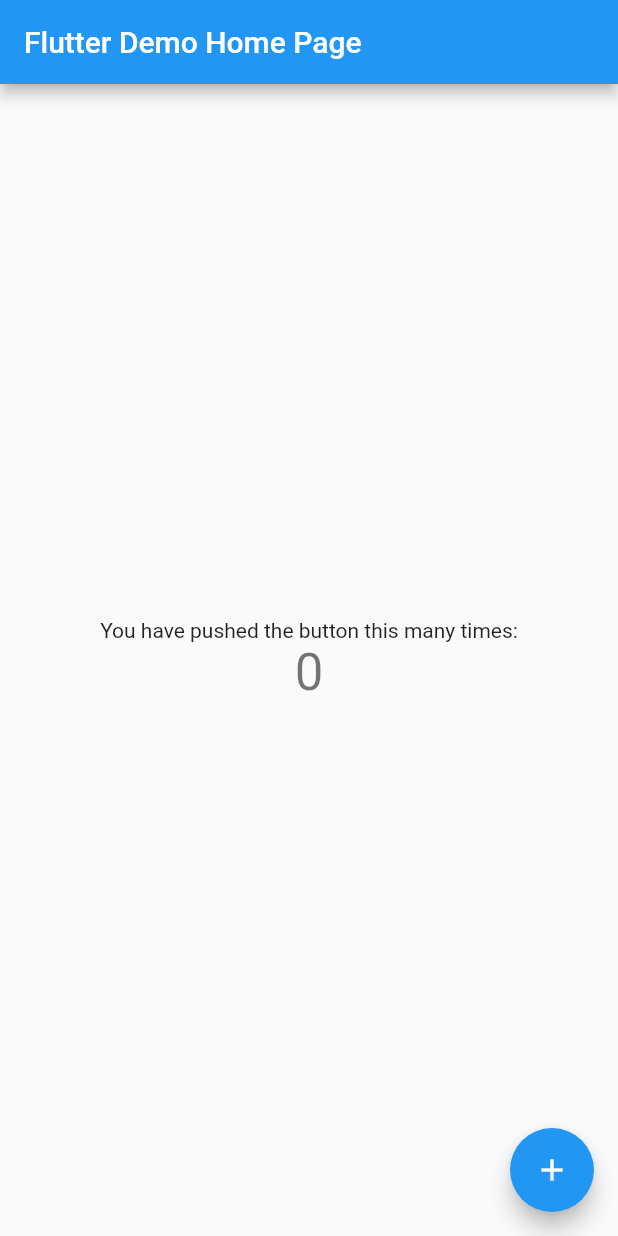
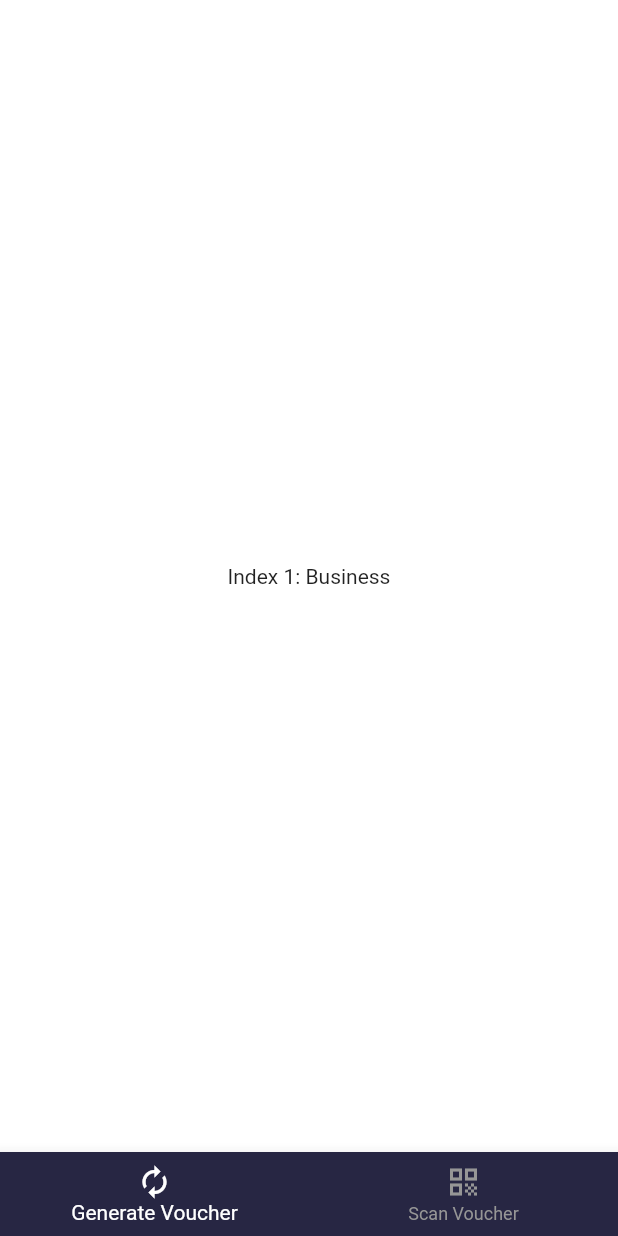
Before and after one commit to ana117/voucher_mobile, a Flutter app: the screen it shows after launch, on a phone screen of 412 x 824 dp. Run offline on Flutter 3.47's test engine with Material 2 defaults, Android fonts, the phone set to English and light mode, and no system bars; our stand-ins replace google_fonts; missing offline and left inert: mobile_scanner.

Commit message:
Create main page

```diff
--- a/lib/main.dart
+++ b/lib/main.dart
@@ -1,4 +1,7 @@
 import 'package:flutter/material.dart';
+import 'package:voucher_mobile/common.dart';
+import 'package:voucher_mobile/redeem_page.dart';
+import 'package:voucher_mobile/scan_panel.dart';
 
 void main() {
   runApp(const MyApp());
@@ -24,22 +27,13 @@ class MyApp extends StatelessWidget {
         // is not restarted.
         primarySwatch: Colors.blue,
       ),
-      home: const MyHomePage(title: 'Flutter Demo Home Page'),
+      home: const MyHomePage(title: 'Voucher Scanner'),
     );
   }
 }
 
 class MyHomePage extends StatefulWidget {
   const MyHomePage({Key? key, required this.title}) : super(key: key);
-
-  // This widget is the home page of your application. It is stateful, meaning
-  // that it has a State object (defined below) that contains fields that affect
-  // how it looks.
-
-  // This class is the configuration for the state. It holds the values (in this
-  // case the title) provided by the parent (in this case the App widget) and
-  // used by the build method of the State. Fields in a Widget subclass are
-  // always marked "final".
 
   final String title;
 
@@ -48,68 +42,65 @@ class MyHomePage extends StatefulWidget {
 }
 
 class _MyHomePageState extends State<MyHomePage> {
-  int _counter = 0;
+  int _selectedIndex = 0;
 
-  void _incrementCounter() {
+  void onScanned(String code) {
     setState(() {
-      // This call to setState tells the Flutter framework that something has
-      // changed in this State, which causes it to rerun the build method below
-      // so that the display can reflect the updated values. If we changed
-      // _counter without calling setState(), then the build method would not be
-      // called again, and so nothing would appear to happen.
-      _counter++;
+      _selectedIndex = 0;
+    });
+    debugPrint(code);
+    Navigator.of(context).push(
+      PageRouteBuilder(
+        opaque: false,
+        pageBuilder: (_, __, ___) => RedeemPage(voucherCode: code),
+      ),
+    );
+  }
+
+  Widget _getPanel() {
+    switch(_selectedIndex) {
+      case 0:
+        return const Text(
+          'Index 1: Business',
+        );
+      case 1:
+        return QRScanPage(onScanned);
+  }
+    return Container();
+  }
+
+  void _onItemTapped(int index) {
+    setState(() {
+      _selectedIndex = index;
     });
   }
 
+
+
   @override
   Widget build(BuildContext context) {
-    // This method is rerun every time setState is called, for instance as done
-    // by the _incrementCounter method above.
-    //
-    // The Flutter framework has been optimized to make rerunning build methods
-    // fast, so that you can just rebuild anything that needs updating rather
-    // than having to individually change instances of widgets.
     return Scaffold(
-      appBar: AppBar(
-        // Here we take the value from the MyHomePage object that was created by
-        // the App.build method, and use it to set our appbar title.
-        title: Text(widget.title),
+      backgroundColor: Common.white,
+      body: Center(
+          child: _getPanel(),
+      ), // This trailing comma makes auto-formatting nicer for build methods.
+      bottomNavigationBar: BottomNavigationBar(
+        backgroundColor: Common.darkBlue,
+        items: const <BottomNavigationBarItem>[
+          BottomNavigationBarItem(
+            icon: Icon(Icons.autorenew),
+            label: 'Generate Voucher',
+          ),
+          BottomNavigationBarItem(
+            icon: Icon(Icons.qr_code),
+            label: 'Scan Voucher',
+          ),
+        ],
+        currentIndex: _selectedIndex,
+        unselectedItemColor: Common.gray,
+        selectedItemColor: Common.white,
+        onTap: _onItemTapped,
       ),
-      body: Center(
-        // Center is a layout widget. It takes a single child and positions it
-        // in the middle of the parent.
-        child: Column(
-          // Column is also a layout widget. It takes a list of children and
-          // arranges them vertically. By default, it sizes itself to fit its
-          // children horizontally, and tries to be as tall as its parent.
-          //
-          // Invoke "debug painting" (press "p" in the console, choose the
-          // "Toggle Debug Paint" action from the Flutter Inspector in Android
-          // Studio, or the "Toggle Debug Paint" command in Visual Studio Code)
-          // to see the wireframe for each widget.
-          //
-          // Column has various properties to control how it sizes itself and
-          // how it positions its children. Here we use mainAxisAlignment to
-          // center the children vertically; the main axis here is the vertical
-          // axis because Columns are vertical (the cross axis would be
-          // horizontal).
-          mainAxisAlignment: MainAxisAlignment.center,
-          children: <Widget>[
-            const Text(
-              'You have pushed the button this many times:',
-            ),
-            Text(
-              '$_counter',
-              style: Theme.of(context).textTheme.headline4,
-            ),
-          ],
-        ),
-      ),
-      floatingActionButton: FloatingActionButton(
-        onPressed: _incrementCounter,
-        tooltip: 'Increment',
-        child: const Icon(Icons.add),
-      ), // This trailing comma makes auto-formatting nicer for build methods.
     );
   }
 }
```
